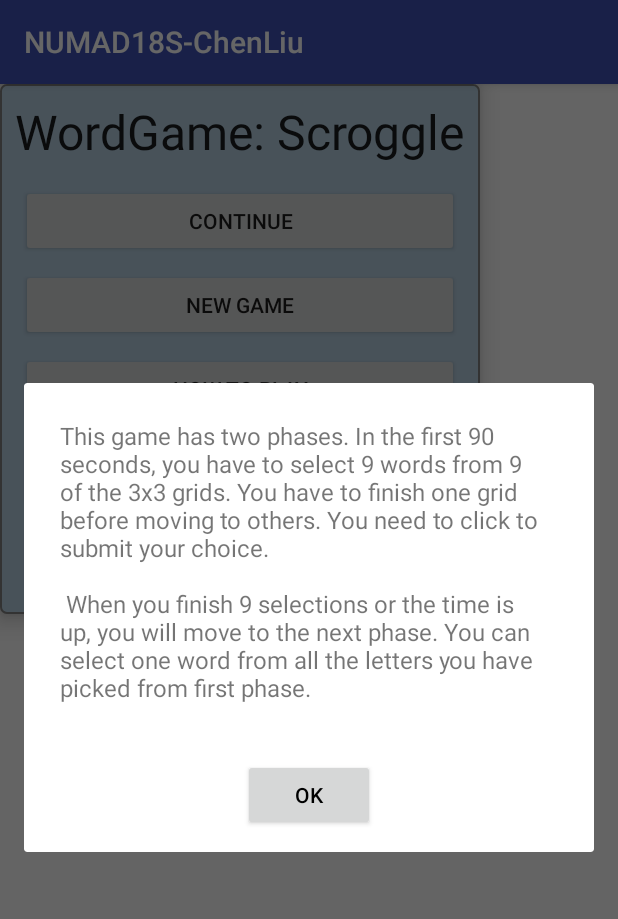
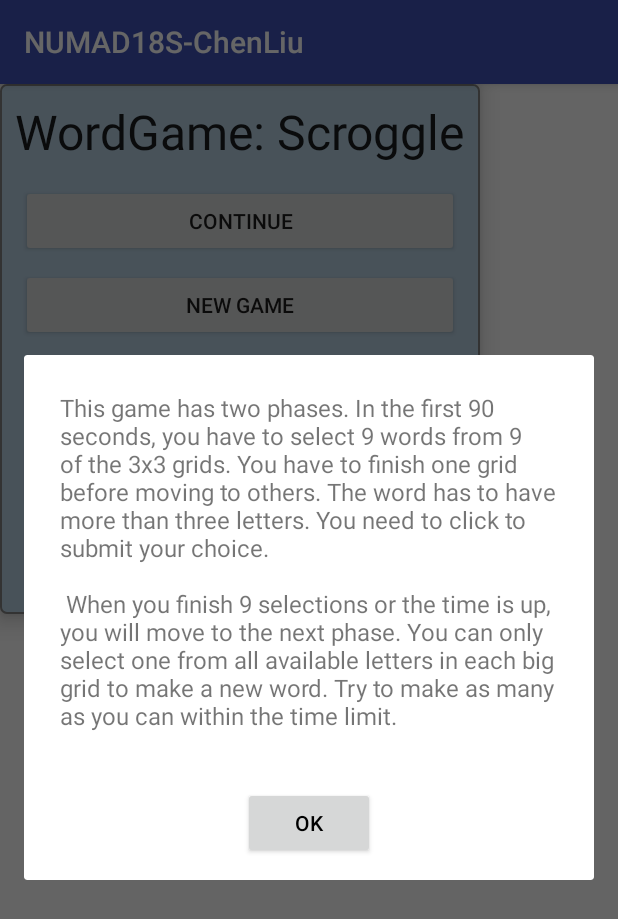
Before and after one commit to esandar/HelloMAD, an Android app: the fragment ScroggleMainFragment shown on its own in the app's theme, after a tap on "HOW TO PLAY", on a phone screen of 412 x 824 dp. Shown: the top 919 px of the screen. Run offline under Robolectric (Android 15) with nearby library versions, the phone set to English and light mode, and no system bars.

```diff
--- a/app/src/main/res/values/strings.xml
+++ b/app/src/main/res/values/strings.xml
@@ -39,9 +39,10 @@
     </string>
     <string name="wd_ins">
         This game has two phases. In the first 90 seconds, you have to select 9 words from 9 of the
-        3x3 grids. You have to finish one grid before moving to others. You need to click to submit
-        your choice.\n\
+        3x3 grids. You have to finish one grid before moving to others. The word has to have more than three letters.
+        You need to click to submit your choice.\n\
         When you finish 9 selections or the time is up, you will move to the next phase.
-        You can select one word from all the letters you have picked from first phase.\n\
+        You can only select one from all available letters in each big grid to make a new word. Try to make as many
+        as you can within the time limit.\n\
     </string>
 </resources>
```
